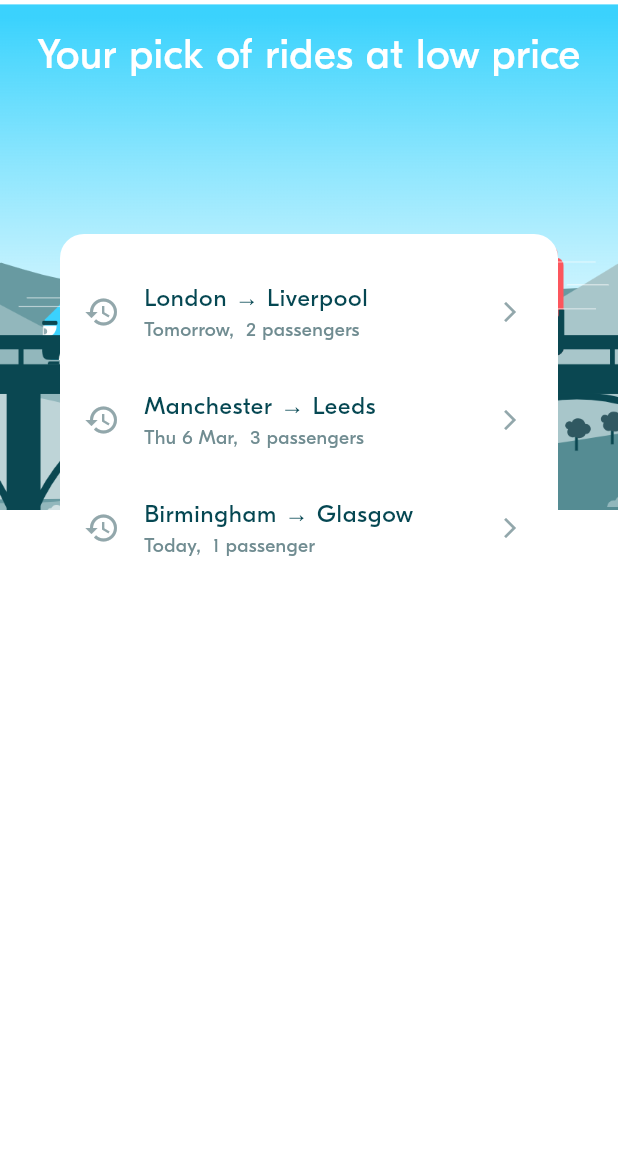
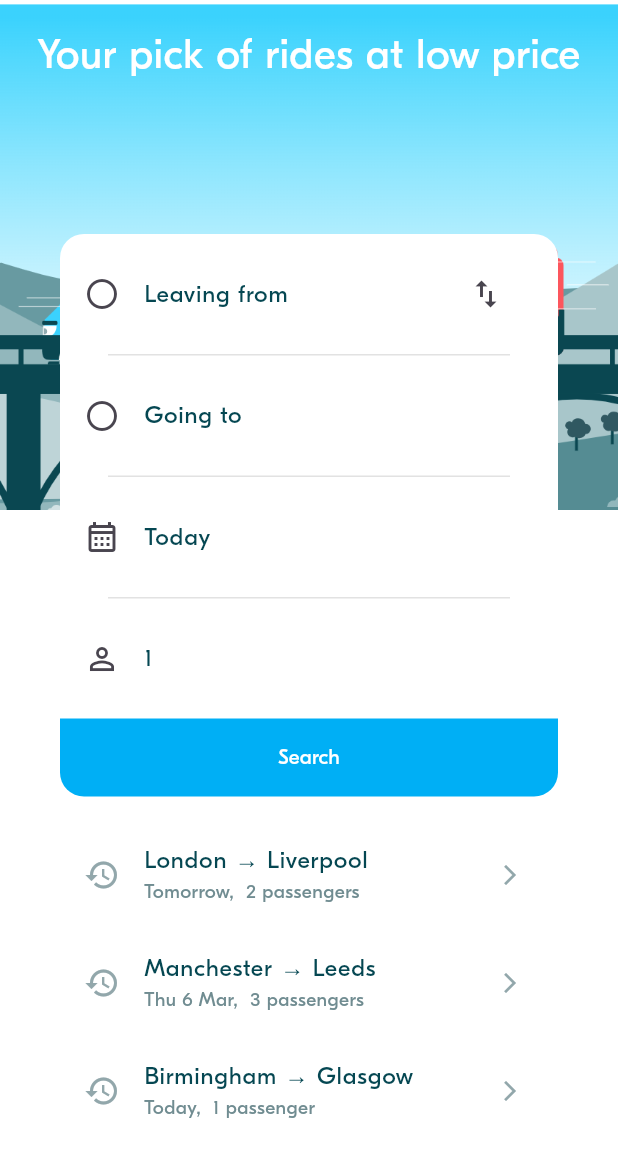
Before and after one commit to SinPhourivath/advanced-flutter, a Flutter app: the screen it shows after launch, on a phone screen of 412 x 824 dp. Shown: the top 1157 px of the screen. Run offline on Flutter 3.47's test engine with Material 3 defaults, Android fonts, the phone set to English and light mode, and no system bars; project files that could hold a hidden picture were left out.

Commit message:
BLA-004 - Implement Ride Preferences Form

```diff
--- a/week3/lib/screens/ride_pref/widgets/ride_pref_form.dart
+++ b/week3/lib/screens/ride_pref/widgets/ride_pref_form.dart
@@ -2,6 +2,10 @@ import 'package:flutter/material.dart';
 
 import '../../../model/ride/locations.dart';
 import '../../../model/ride_pref/ride_pref.dart';
+import '../../../theme/theme.dart';
+import '../../../utils/date_time_util.dart';
+import '../../../widgets/display/bla_divider.dart';
+import './ride_pref_tile.dart';
 
 ///
 /// A Ride Preference From is a view to select:
@@ -28,8 +32,6 @@ class _RidePrefFormState extends State<RidePrefForm> {
   Location? arrival;
   late int requestedSeats;
 
-
-
   // ----------------------------------
   // Initialize the Form attributes
   // ----------------------------------
@@ -37,18 +39,32 @@ class _RidePrefFormState extends State<RidePrefForm> {
   @override
   void initState() {
     super.initState();
-    // TODO
+    if (widget.initRidePref != null) {
+      departure = widget.initRidePref!.departure;
+      arrival = widget.initRidePref!.arrival;
+      departureDate = widget.initRidePref!.departureDate;
+      requestedSeats = widget.initRidePref!.requestedSeats;
+    } else {
+      departure = null; // User must select both departure and arrival locations
+      arrival = null;
+      departureDate = DateTime.now(); // Default: today
+      requestedSeats = 1; // Default: 1 seat
+    }
   }
 
   // ----------------------------------
   // Handle events
   // ----------------------------------
 
-
   // ----------------------------------
   // Compute the widgets rendering
   // ----------------------------------
+  String get departureLabel =>
+      departure != null ? departure!.name : "Leaving from";
+  String get arrivalLabel => arrival != null ? arrival!.name : "Going to";
 
+  String get dateLabel => DateTimeUtils.formatDateTime(departureDate);
+  String get seatLabel => requestedSeats.toString();
 
   // ----------------------------------
   // Build the widgets
@@ -59,7 +75,53 @@ class _RidePrefFormState extends State<RidePrefForm> {
         mainAxisAlignment: MainAxisAlignment.start,
         crossAxisAlignment: CrossAxisAlignment.stretch,
         children: [
-
+          RidePrefTile(
+            text: departureLabel,
+            leadingIcon: Icons.circle_outlined,
+            onPressed: () {},
+            trailingIconButton: IconButton(
+              onPressed: () {},
+              icon: Icon(Icons.swap_vert),
+            ),
+          ),
+          const BlaDivider(horizontalPadding: BlaSpacings.xl),
+          RidePrefTile(
+              text: arrivalLabel,
+              leadingIcon: Icons.circle_outlined,
+              onPressed: () {}),
+          const BlaDivider(horizontalPadding: BlaSpacings.xl),
+          RidePrefTile(
+              text: dateLabel,
+              leadingIcon: Icons.calendar_month_outlined,
+              onPressed: () {}),
+          const BlaDivider(horizontalPadding: BlaSpacings.xl),
+          RidePrefTile(
+              text: seatLabel,
+              leadingIcon: Icons.person_outline,
+              onPressed: () {}),
+          // Bla button is not used here becuase it doesn't fit correctly
+          TextButton(
+            onPressed: () {},
+            style: TextButton.styleFrom(
+              padding: EdgeInsets.zero,
+              tapTargetSize: MaterialTapTargetSize.shrinkWrap,
+            ),
+            child: Container(
+              width: double.infinity,
+              padding: EdgeInsets.symmetric(vertical: BlaSpacings.m),
+              decoration: BoxDecoration(
+                color: BlaColors.primary,
+                borderRadius: BorderRadius.vertical(
+                  bottom: Radius.circular(BlaSpacings.radius),
+                ),
+              ),
+              child: Text(
+                "Search",
+                style: BlaTextStyles.button.copyWith(color: BlaColors.white),
+                textAlign: TextAlign.center,
+              ),
+            ),
+          )
         ]);
   }
 }
--- /dev/null
+++ b/week3/lib/screens/ride_pref/widgets/ride_pref_tile.dart
@@ -0,0 +1,33 @@
+import 'package:flutter/material.dart';
+
+import '../../../theme/theme.dart';
+
+// This tile is used to display the ride preferences
+class RidePrefTile extends StatelessWidget {
+  const RidePrefTile(
+      {super.key,
+      required this.text,
+      required this.leadingIcon,
+      required this.onPressed,
+      this.trailingIconButton});
+
+  final String text;
+  final IconData leadingIcon;
+  final VoidCallback onPressed;
+
+  // Make optionally For the fist tile that have switch location action
+  final IconButton? trailingIconButton;
+
+  @override
+  Widget build(BuildContext context) {
+    return Padding(
+      padding: const EdgeInsets.symmetric(vertical: BlaSpacings.s),
+      child: ListTile(
+          onTap: onPressed,
+          title: Text(text,
+              style: BlaTextStyles.body.copyWith(color: BlaColors.textNormal)),
+          leading: Icon(leadingIcon),
+          trailing: trailingIconButton),
+    );
+  }
+}
--- a/week3/lib/widgets/display/bla_divider.dart
+++ b/week3/lib/widgets/display/bla_divider.dart
@@ -3,14 +3,19 @@ import 'package:flutter/material.dart';
 import '../../theme/theme.dart';
 
 class BlaDivider extends StatelessWidget {
-  const BlaDivider({super.key});
+  const BlaDivider({super.key, this.horizontalPadding});
+
+  final double? horizontalPadding;
 
   @override
   Widget build(BuildContext context) {
-    return Divider(
-      height: 1,
-      thickness: 1,
-      color: BlaColors.greyLight,
+    return Padding(
+      padding: EdgeInsets.symmetric(horizontal: horizontalPadding ?? 0.0),
+      child: Divider(
+        height: 1,
+        thickness: 1,
+        color: BlaColors.greyLight,
+      ),
     );
   }
 }
```
